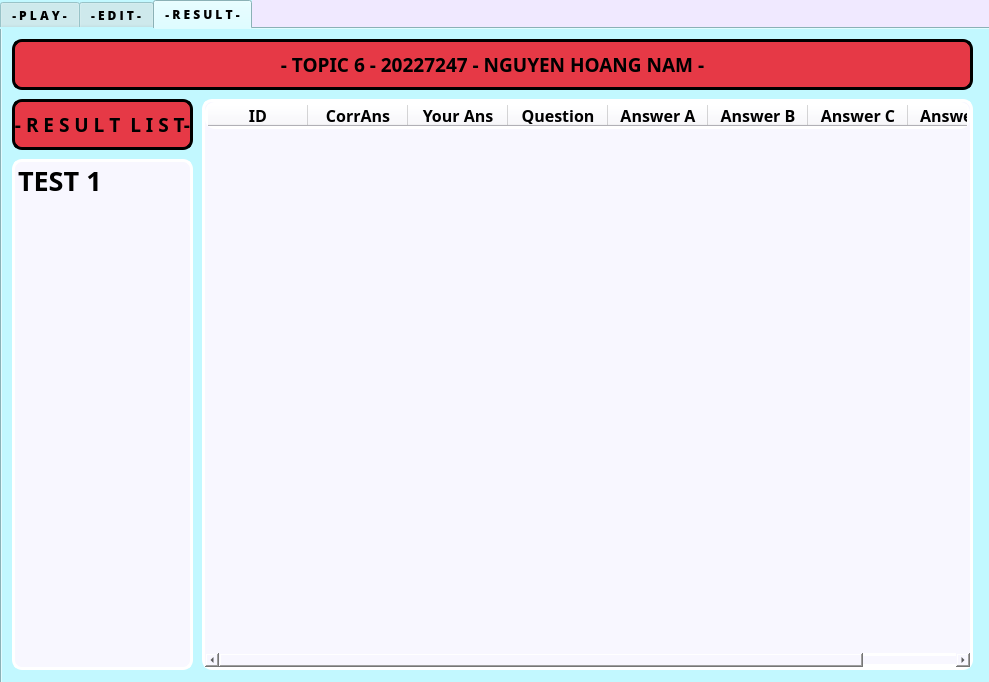
hoangnamgithub/topic6_QuizzApp_main, file form.ui: the form before one commit.
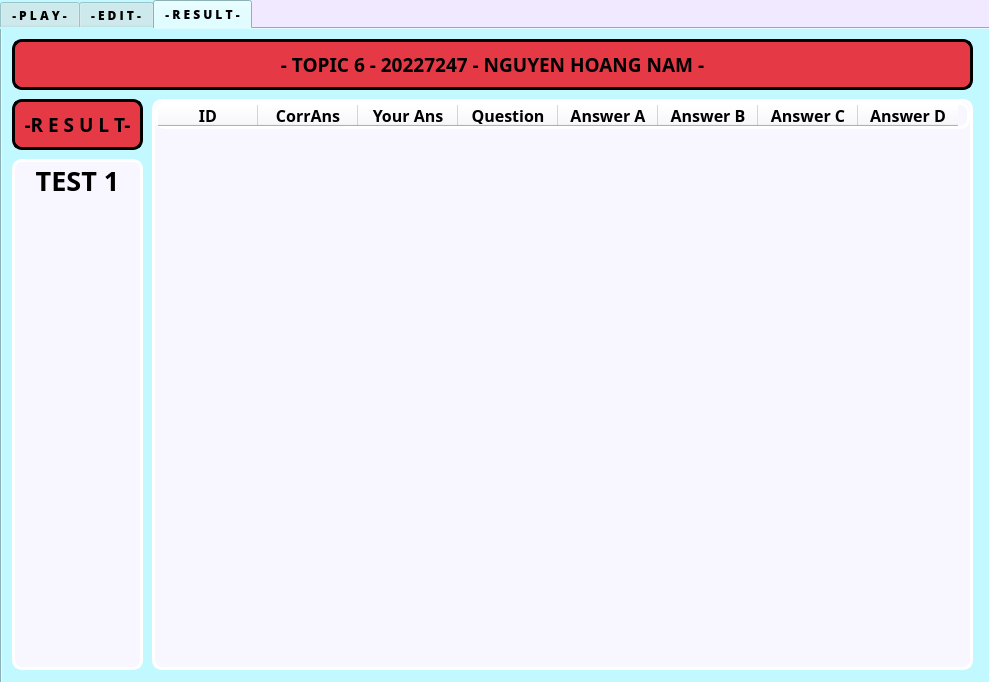
The form after the commit.

The edit to the form file:
```diff
--- a/form.ui
+++ b/form.ui
@@ -1875,7 +1875,7 @@
        <rect>
         <x>10</x>
         <y>130</y>
-        <width>181</width>
+        <width>131</width>
         <height>511</height>
        </rect>
       </property>
@@ -1898,6 +1898,9 @@
       <property name="editTriggers">
        <set>QAbstractItemView::DoubleClicked|QAbstractItemView::SelectedClicked</set>
       </property>
+      <property name="itemAlignment">
+       <set>Qt::AlignCenter</set>
+      </property>
       <property name="sortingEnabled">
        <bool>true</bool>
       </property>
@@ -1905,6 +1908,9 @@
        <property name="text">
         <string>TEST 1</string>
        </property>
+       <property name="textAlignment">
+        <set>AlignCenter</set>
+       </property>
       </item>
      </widget>
      <widget class="QLabel" name="welcomelabel_3">
@@ -1938,9 +1944,9 @@
      <widget class="QTableWidget" name="resultTableWidget">
       <property name="geometry">
        <rect>
-        <x>200</x>
+        <x>150</x>
         <y>70</y>
-        <width>771</width>
+        <width>821</width>
         <height>571</height>
        </rect>
       </property>
@@ -2058,7 +2064,7 @@
        <rect>
         <x>10</x>
         <y>70</y>
-        <width>181</width>
+        <width>131</width>
         <height>51</height>
        </rect>
       </property>
@@ -2075,7 +2081,7 @@
 border-radius: 10px;</string>
       </property>
       <property name="text">
-       <string>- R E S U L T  L I S T-</string>
+       <string>-R E S U L T-</string>
       </property>
       <property name="alignment">
        <set>Qt::AlignCenter</set>
```
